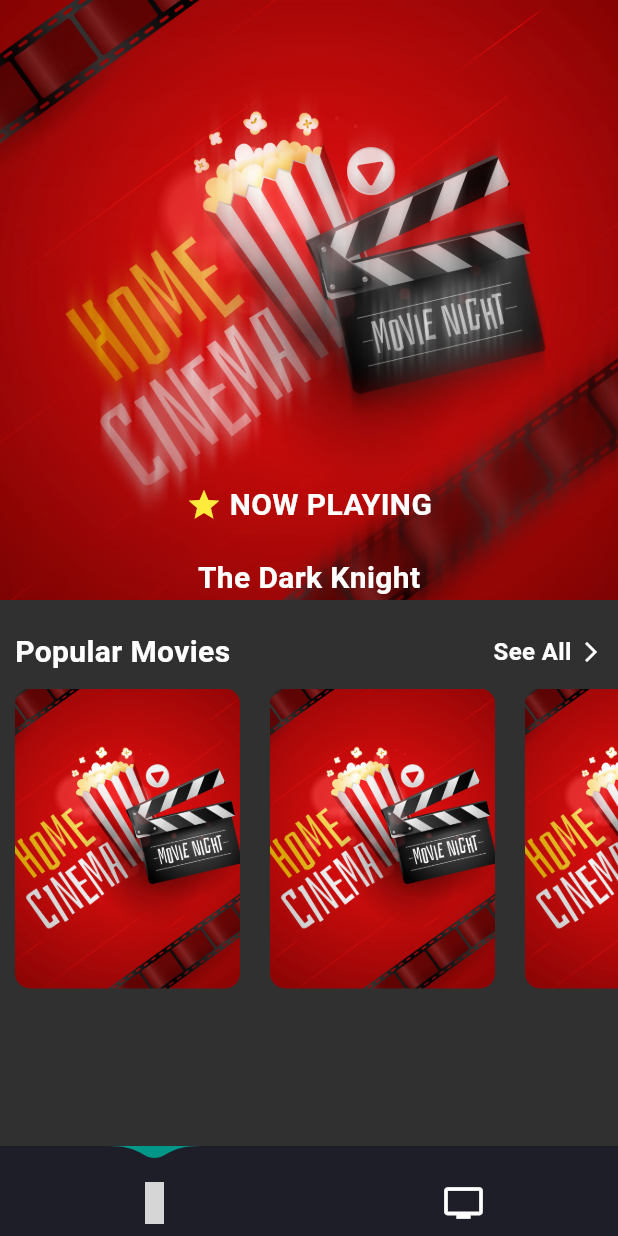
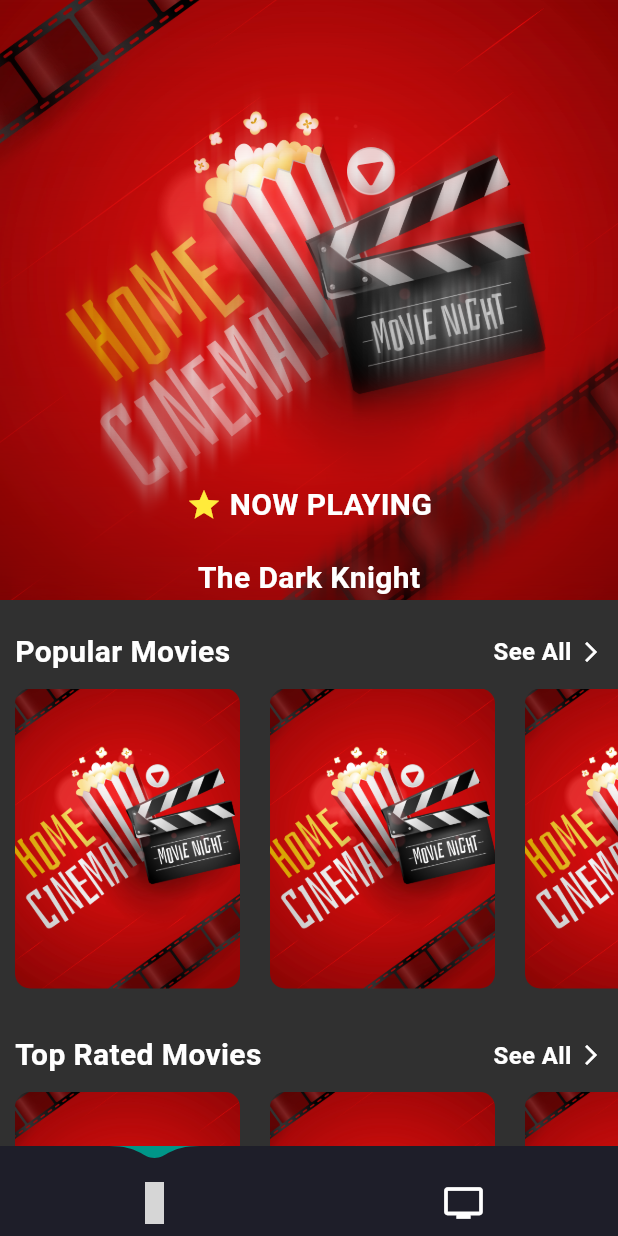
Before and after one commit to Moatasem-Official/Movies_App, a Flutter app: the screen it shows after launch, on a phone screen of 412 x 824 dp. Run offline on Flutter 3.47's test engine with Material 3 defaults, Android fonts, the phone set to English and light mode, and no system bars; drawn by our look-alikes of carousel_slider, water_drop_nav_bar; our stand-ins replace dartz, device_preview, dio, equatable, flutter_svg, freezed_annotation and 3 more; generated files the repository leaves out were written again; grey boxes are pictures that could not be loaded.

Commit message:
Add Movies Home Screen Top Rated Movies

```diff
--- a/lib/Movies/features/display_different_movies_types/presentation/screens/movies_home_screen.dart
+++ b/lib/Movies/features/display_different_movies_types/presentation/screens/movies_home_screen.dart
@@ -171,6 +171,71 @@
               ),
             ),
           ),
+          SliverToBoxAdapter(child: const SizedBox(height: 30)),
+          SliverToBoxAdapter(
+            child: Padding(
+              padding: const EdgeInsets.only(left: 10, right: 10),
+              child: Row(
+                children: [
+                  Text(
+                    "Top Rated Movies",
+                    style: TextStyle(
+                      color: Colors.white,
+                      fontSize: 20,
+                      fontWeight: FontWeight.bold,
+                    ),
+                  ),
+                  const Spacer(),
+                  Row(
+                    children: [
+                      Text(
+                        "See All",
+                        style: TextStyle(
+                          color: Colors.white,
+                          fontSize: 16,
+                          fontWeight: FontWeight.bold,
+                        ),
+                      ),
+                      const SizedBox(width: 5),
+                      const Icon(
+                        Icons.arrow_forward_ios,
+                        color: Colors.white,
+                        size: 16,
+                      ),
+                    ],
+                  ),
+                ],
+              ),
+            ),
+          ),
+          SliverToBoxAdapter(child: const SizedBox(height: 10)),
+          SliverToBoxAdapter(
+            child: SizedBox(
+              height: 200,
+              child: ListView.builder(
+                scrollDirection: Axis.horizontal,
+                shrinkWrap: true,
+                physics: const NeverScrollableScrollPhysics(),
+                itemCount: 15,
+                itemBuilder: (context, index) {
+                  return Padding(
+                    padding: const EdgeInsets.only(left: 10, right: 10),
+                    child: Container(
+                      width: 150,
+                      height: 200,
+                      decoration: BoxDecoration(
+                        borderRadius: BorderRadius.circular(10),
+                        image: const DecorationImage(
+                          image: AssetImage("assets/images/1852.jpg"),
+                          fit: BoxFit.cover,
+                        ),
+                      ),
+                    ),
+                  );
+                },
+              ),
+            ),
+          ),
         ],
       ),
     );
```
